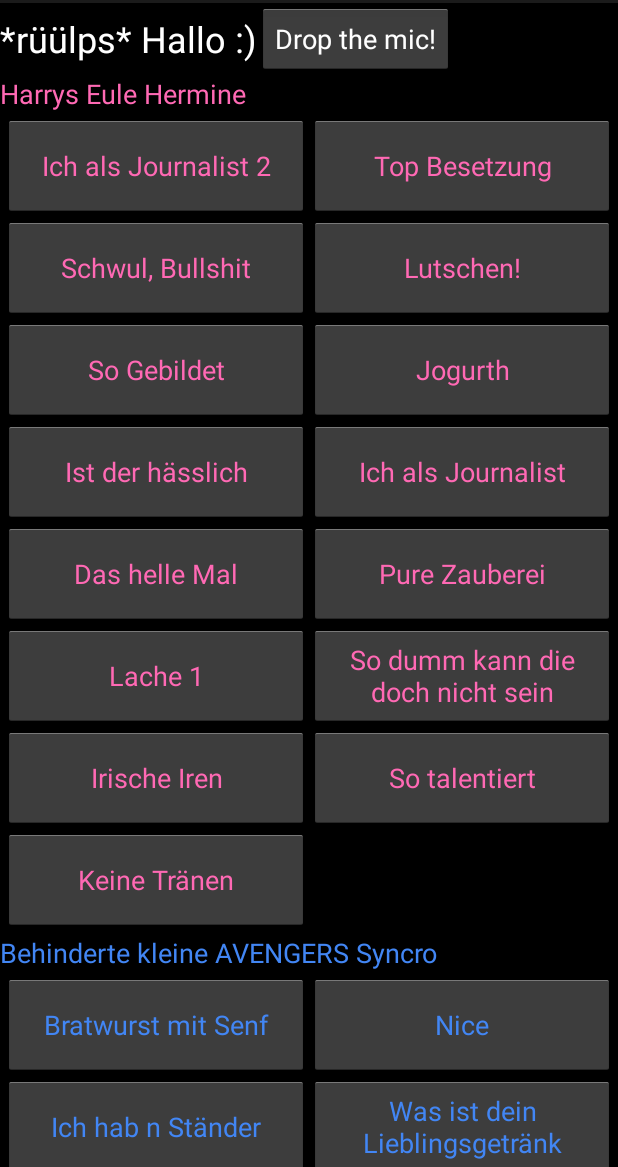
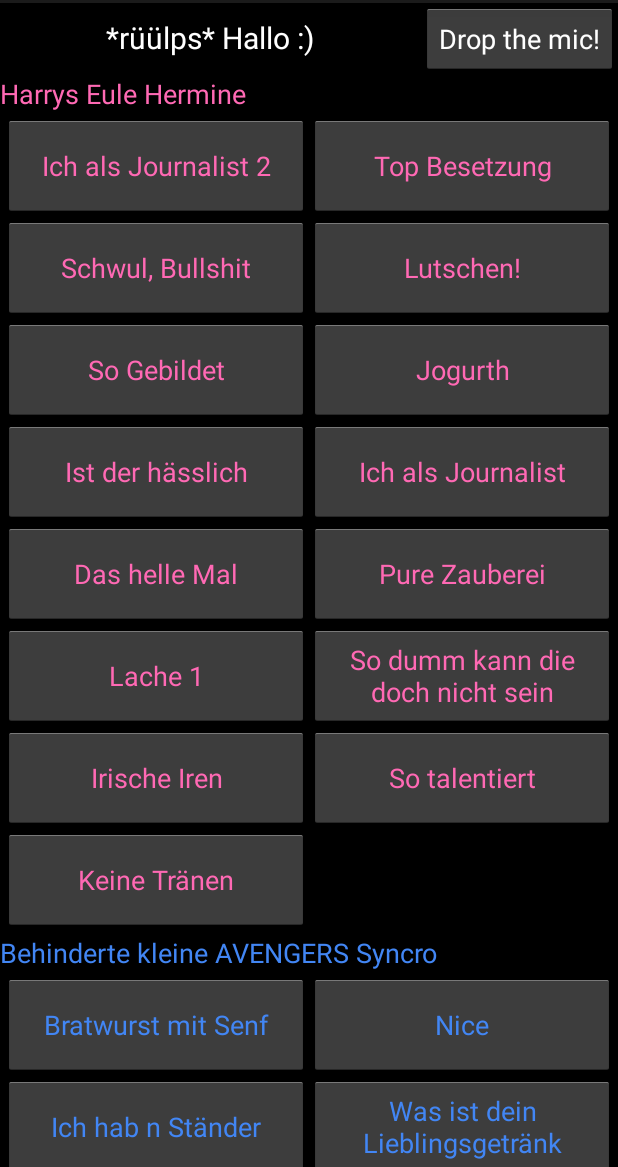
Before and after one commit to AhiruSoftwareCompany/coldmirrorapp, an Android app: the screen it shows after launch (MainActivity), on a phone screen of 412 x 824 dp, the part 69-1236 px from its top. Run offline under Robolectric (Android 15) with nearby library versions, the phone set to English and light mode, and no system bars.

Commit message:
I should study for tomorrow...

```diff
--- a/app/src/main/AndroidManifest.xml
+++ b/app/src/main/AndroidManifest.xml
@@ -14,8 +14,7 @@
         android:label="@string/app_name"
         android:theme="@style/AppTheme" >
         <activity
-            android:name=".MainActivity"
-            android:label="@string/app_name" >
+            android:name=".MainActivity">
             <intent-filter>
                 <action android:name="android.intent.action.MAIN" />
                 <category android:name="android.intent.category.LAUNCHER" />
--- a/app/src/main/res/layout/activity_main.xml
+++ b/app/src/main/res/layout/activity_main.xml
@@ -11,18 +11,21 @@
         android:layout_height="wrap_content"
         android:orientation="vertical">
 
+
         <LinearLayout
             android:layout_width="match_parent"
             android:layout_height="wrap_content"
-            android:weightSum="1">
+            android:orientation="horizontal">
 
             <TextView
-                android:layout_width="wrap_content"
-                android:layout_height="match_parent"
+                android:layout_width="match_parent"
+                android:layout_height="wrap_content"
+                android:layout_weight="1"
                 android:gravity="center"
                 android:text="@string/intro"
+                android:textAlignment="center"
                 android:textColor="#FFFFFF"
-                android:textSize="24sp"/>
+                android:textSize="20sp"/>
 
             <Button
                 android:id="@+id/stop"
@@ -416,18 +419,18 @@
         android:orientation="vertical">
 
         <LinearLayout
-            android:orientation="horizontal"
             android:layout_width="match_parent"
-            android:layout_height="wrap_content">
+            android:layout_height="wrap_content"
+            android:orientation="horizontal">
 
             <TextView
                 android:layout_width="match_parent"
                 android:layout_height="wrap_content"
+                android:layout_weight="1"
                 android:gravity="center"
                 android:text="@string/search"
                 android:textAlignment="center"
-                android:textSize="20sp"
-                android:layout_weight="1"/>
+                android:textSize="20sp"/>
 
             <Button
                 android:id="@+id/stop2"
```
